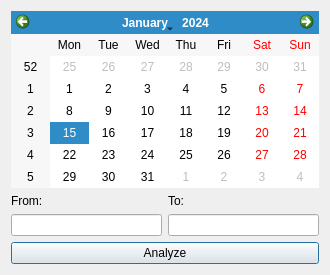
This is resources/ui_analysisdialog.ui in komministern/gca_analysis_tool as Qt 5 draws it before an edit. The edited form follows.
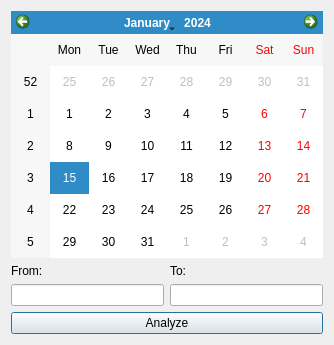
This is the edited form. Custom widgets are drawn as their Qt base class.

Patch:
```diff
--- a/resources/ui_analysisdialog.ui
+++ b/resources/ui_analysisdialog.ui
@@ -6,22 +6,38 @@
    <rect>
     <x>0</x>
     <y>0</y>
-    <width>330</width>
-    <height>275</height>
+    <width>334</width>
+    <height>345</height>
    </rect>
   </property>
+  <property name="sizePolicy">
+   <sizepolicy hsizetype="Preferred" vsizetype="Preferred">
+    <horstretch>0</horstretch>
+    <verstretch>0</verstretch>
+   </sizepolicy>
+  </property>
   <property name="maximumSize">
    <size>
-    <width>330</width>
-    <height>275</height>
+    <width>33000</width>
+    <height>33000</height>
    </size>
   </property>
   <property name="windowTitle">
    <string>Analysis</string>
   </property>
   <layout class="QGridLayout" name="gridLayout">
+   <property name="sizeConstraint">
+    <enum>QLayout::SetDefaultConstraint</enum>
+   </property>
    <item row="0" column="0" colspan="2">
-    <widget class="MyOtherCalendarWidget" name="calendarWidget"/>
+    <widget class="MyOtherCalendarWidget" name="calendarWidget">
+     <property name="sizePolicy">
+      <sizepolicy hsizetype="Preferred" vsizetype="Preferred">
+       <horstretch>0</horstretch>
+       <verstretch>0</verstretch>
+      </sizepolicy>
+     </property>
+    </widget>
    </item>
    <item row="1" column="0">
     <widget class="QLabel" name="label">
@@ -39,6 +55,12 @@
    </item>
    <item row="2" column="0">
     <widget class="QLineEdit" name="lineEdit_From">
+     <property name="sizePolicy">
+      <sizepolicy hsizetype="Preferred" vsizetype="Maximum">
+       <horstretch>0</horstretch>
+       <verstretch>0</verstretch>
+      </sizepolicy>
+     </property>
      <property name="readOnly">
       <bool>true</bool>
      </property>
@@ -46,6 +68,12 @@
    </item>
    <item row="2" column="1">
     <widget class="QLineEdit" name="lineEdit_Until">
+     <property name="sizePolicy">
+      <sizepolicy hsizetype="Preferred" vsizetype="Maximum">
+       <horstretch>0</horstretch>
+       <verstretch>0</verstretch>
+      </sizepolicy>
+     </property>
      <property name="readOnly">
       <bool>true</bool>
      </property>
@@ -53,6 +81,12 @@
    </item>
    <item row="3" column="0" colspan="2">
     <widget class="QPushButton" name="pushButton_Go">
+     <property name="sizePolicy">
+      <sizepolicy hsizetype="Preferred" vsizetype="Maximum">
+       <horstretch>0</horstretch>
+       <verstretch>0</verstretch>
+      </sizepolicy>
+     </property>
      <property name="text">
       <string>Analyze</string>
      </property>
```
Left out of the diff: 2 changed lines with no effect on the pictures.
